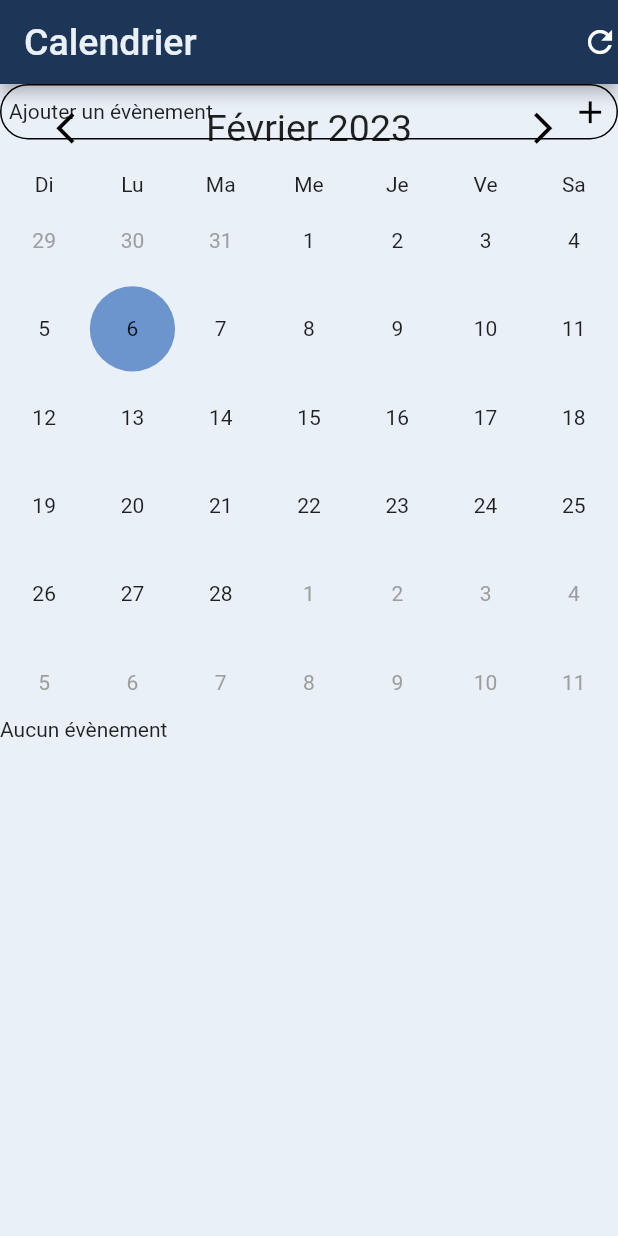
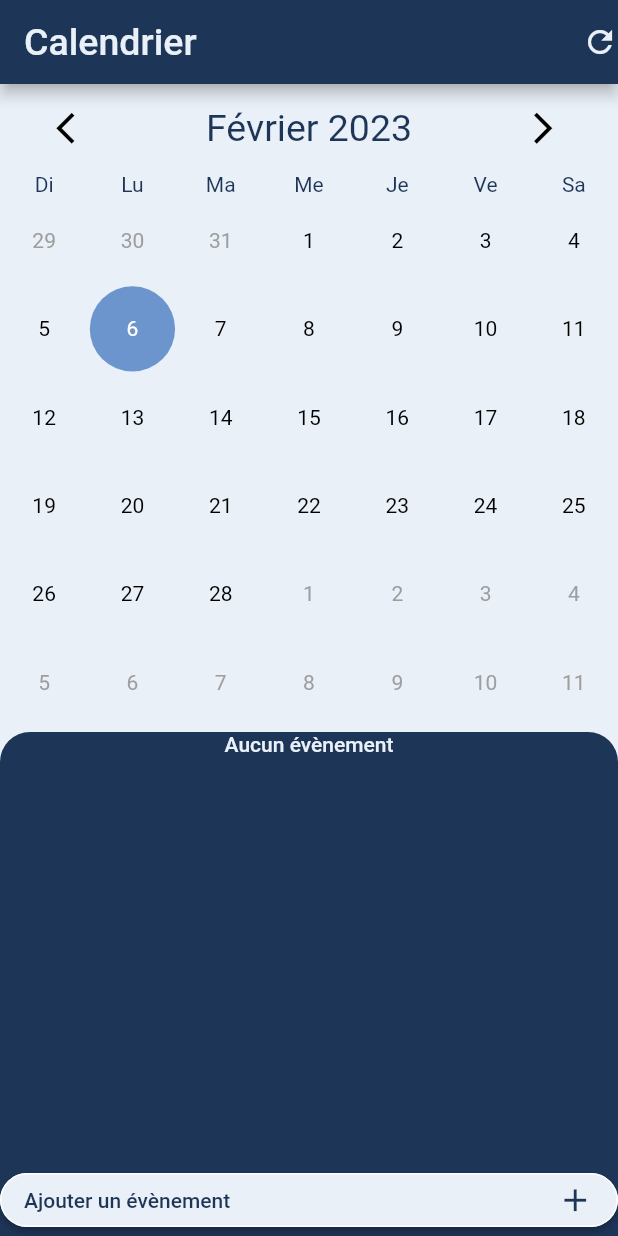
Before and after one commit to GuillaumeGauthB/app_calendrier, a Flutter app: the screen it shows after launch, after a tap on the "refresh" icon, on a phone screen of 412 x 824 dp. Run offline on Flutter 3.47's test engine with Material 2 defaults, Android fonts, the light colour scheme and no system bars; our stand-ins replace cloud_firestore, file, firebase_core, get, google_sign_in, shared_preferences; missing offline and left inert: datepicker_dropdown; accounts and stored records are empty; statements that could not run were skipped.

Commit message:
debut de l'amelioration du design de l'app et fix de l'ajout d'evenements avec firebase

```diff
--- a/flutter_calendrier_2/lib/main.dart
+++ b/flutter_calendrier_2/lib/main.dart
@@ -25,6 +25,7 @@ Future<void> main() async {
   isDarkTheme = await SharedPreferencesValues().getTheme;
   // tableau des evenements
   //await FileUtils.saveToFile('{\'hihiha\': \'hihiha\'}');
+
   tableaux_evenements = jsonDecode(await FileUtils.readFromFile);
   //print(tableaux_evenements.runtimeType);
   //testJSON.runtimeType = tableaux_evenements.runtimeType;
--- /dev/null
+++ b/flutter_calendrier_2/lib/res/theme_data.dart
@@ -0,0 +1,115 @@
+import 'package:flutter/material.dart';
+import 'package:flutter_calendrier_2/res/values.dart';
+
+const ColorScheme lightColorScheme = ColorScheme(
+                  brightness: Brightness.light,
+                  primary: Color(0xFF1D3557),
+                  background: Color(0xFFEAF0F8),
+                  // background: Color(0xFF1D3557),
+                  onBackground: Colors.black,
+                  onPrimary: Color(0xFFEAF0F8),
+                  secondary: Color(0xFF1D3557),
+                  // secondary: Color(0xFF112034),
+                  onSecondary: Colors.white,
+                  error: Colors.red,
+                  onError: Colors.deepOrange,
+                  onSurface: Colors.black,
+                  surface: Colors.white,
+              );
+
+
+
+class AppTheme {
+  static ThemeData get getLightMode {
+    return ThemeData(
+      // This is the theme of your application.
+      //
+      // Try running your application with "flutter run". You'll see the
+      // application has a blue toolbar. Then, without quitting the app, try
+      // changing the primarySwatch below to Colors.green and then invoke
+      // "hot reload" (press "r" in the console where you ran "flutter run",
+      // or simply save your changes to "hot reload" in a Flutter IDE).
+      // Notice that the counter didn't reset back to zero; the application
+      // is not restarted.
+      //primarySwatch: isDarkTheme == true ? Colors.pink : Colors.red,
+
+      appBarTheme: const AppBarTheme(
+        color: Color(0xFF1D3557),
+      ),
+
+      colorScheme: lightColorScheme,
+      primaryColor: lightColorScheme.primary,
+      textTheme: TextTheme(
+        bodyMedium: TextStyle(color: lightColorScheme.primary),
+        titleMedium: TextStyle(color: lightColorScheme.primary),
+        labelMedium: TextStyle(
+          color: lightColorScheme.primary,
+          decorationColor: lightColorScheme.primary,
+          /*foreground: Paint(
+            color: lightColorScheme.primary
+          )*/
+        ),
+        bodyLarge: TextStyle(color: lightColorScheme.onPrimary),
+        // bodyText1: TextStyle(color: lightColorScheme.primary),
+        // bodyText2: TextStyle(color: lightColorScheme.onPrimary),
+      ),
+
+      inputDecorationTheme: InputDecorationTheme(
+        iconColor: lightColorScheme.primary,
+        // hintText: 'Entrer l\'information ici',
+        enabledBorder: UnderlineInputBorder(
+          borderSide: BorderSide(color: lightColorScheme.primary),
+        ),
+        disabledBorder: UnderlineInputBorder(
+          borderSide: BorderSide(color: lightColorScheme.primary),
+        ),
+
+      ),
+
+      backgroundColor: lightColorScheme.background,
+
+      elevatedButtonTheme: ElevatedButtonThemeData(
+          style: ButtonStyle(
+
+            backgroundColor: MaterialStatePropertyAll<Color>(lightColorScheme.background),
+            foregroundColor: MaterialStatePropertyAll<Color>(lightColorScheme.secondary),
+            shape: MaterialStateProperty.all<RoundedRectangleBorder>(
+              RoundedRectangleBorder(
+                borderRadius: BorderRadius.circular(18),
+                side: BorderSide(color: lightColorScheme.onSecondary)
+              )
+            )
+          )
+      ),
+
+      buttonTheme: const ButtonThemeData(
+          buttonColor: Colors.black,
+          splashColor: Colors.black,
+          //buttonColor: Colors.black,
+          colorScheme: ColorScheme(
+            brightness: Brightness.light,
+            primary: Colors.black,
+            background: Colors.black,
+            onBackground: Colors.black,
+            onPrimary: Colors.white,
+            secondary: Colors.white,
+            onSecondary: Colors.white,
+            error: Colors.red,
+            onError: Colors.deepOrange,
+            onSurface: Colors.black,
+            surface: Colors.white,
+          )
+      ),
+
+      /*colorScheme: ColorScheme(
+          primary: Colors.black,
+        ),*/
+
+      brightness: Brightness.light,
+
+      /*textTheme: const TextTheme(
+          bodyMedium: Colors.black,
+        ),*/
+    );
+  }
+}
--- a/flutter_calendrier_2/lib/widgets/MyApp.dart
+++ b/flutter_calendrier_2/lib/widgets/MyApp.dart
@@ -1,6 +1,7 @@
 import 'package:flutter/material.dart';
 import 'package:firebase_core/firebase_core.dart';
 import 'package:get/get.dart';
+import '../res/theme_data.dart';
 import './modify_event.dart';
 import './routes_scaffold.dart';
 
@@ -14,34 +15,7 @@ class MyApp extends StatelessWidget {
     //print('dark mode: ${isDarkTheme}');
     return GetMaterialApp(
         title: 'Calendrier',
-        theme: ThemeData(
-          // This is the theme of your application.
-          //
-          // Try running your application with "flutter run". You'll see the
-          // application has a blue toolbar. Then, without quitting the app, try
-          // changing the primarySwatch below to Colors.green and then invoke
-          // "hot reload" (press "r" in the console where you ran "flutter run",
-          // or simply save your changes to "hot reload" in a Flutter IDE).
-          // Notice that the counter didn't reset back to zero; the application
-          // is not restarted.
-          //primarySwatch: isDarkTheme == true ? Colors.pink : Colors.red,
-
-          appBarTheme: const AppBarTheme(
-            color: Color(0xFF1D3557),
-          ),
-
-          /*colorScheme: ColorScheme(
-          primary: Colors.black,
-        ),*/
-
-          brightness: Brightness.light,
-
-          /*textTheme: const TextTheme(
-          bodyMedium: Colors.black,
-        ),*/
-
-          backgroundColor: const Color(0xFFEAF0F8),
-        ),
+        theme: AppTheme.getLightMode,
         // darkTheme: ThemeData(
         //   primarySwatch: Colors.blueGrey,
         // ),
--- a/flutter_calendrier_2/lib/widgets/calendar.dart
+++ b/flutter_calendrier_2/lib/widgets/calendar.dart
@@ -103,6 +103,9 @@ class _CalendarState extends State<Calendar> {
     return Container(
       color: Theme.of(context).backgroundColor,
       //padding: const EdgeInsets.only(top: 25),
+      child: Column(
+        children: [
+          Expanded(
             child: Stack(
               children: [
                 // ============================================================== GESTION DU MOIS
@@ -218,8 +221,21 @@ class _CalendarState extends State<Calendar> {
                   ],
                 ),
                 EvenementsJour({"year": _currentYear, "month": currentMonth,"day": (_dayClicked == -1 ? now.day : _dayClicked+1),}),
-          GestureDetector(
-            onTap: () {
+
+                /*Container(
+            height: MediaQuery.of(context).size.height * 0.80,
+            child: EvenementsJour({"year": _currentYear, "month": currentMonth,"day": (_dayClicked == -1 ? now.day : _dayClicked+1),}),
+          ),*/
+              ],
+            ),
+          ),
+
+          Container(
+            decoration: BoxDecoration(
+              color: Theme.of(context).colorScheme.secondary,
+            ),
+            child: ElevatedButton(
+              onPressed: () {
                 //setState(() {
                 showModalBottomSheet(
                     enableDrag: true,
@@ -232,21 +248,16 @@ class _CalendarState extends State<Calendar> {
                       return Container(
                           height: MediaQuery.of(context).size.height * 0.70,
                           child:AddEvent({
-                              "day": _dayClicked,
+                            "day": _dayClicked + 1,
                             "month": currentMonth,
                             "year": _currentYear
                           })
                       );
                     }
-              ).whenComplete(() => {setState(() {}), print('testtstsestestetestes')});
+                ).whenComplete(() => {setState(() {})});
               },
 
-            child: Container(
-              padding: EdgeInsets.all(5),
-              decoration: BoxDecoration(
-                border: Border.all(color: Colors.black),
-                borderRadius: BorderRadius.all(Radius.circular(35)),
-              ),
+
 
               child: Row(
                   mainAxisAlignment: MainAxisAlignment.spaceBetween,
@@ -254,20 +265,20 @@ class _CalendarState extends State<Calendar> {
                     Text('Ajouter un évènement'),
                     Icon(
                       Icons.add,
-                      color: Colors.black,
                       size: 25.0,
                     ),
                   ]
               ),
             ),
-          ),
+          )
+          //),
+          /*GestureDetector(
+            onTap:
 
-          /*Container(
-            height: MediaQuery.of(context).size.height * 0.80,
-            child: EvenementsJour({"year": _currentYear, "month": currentMonth,"day": (_dayClicked == -1 ? now.day : _dayClicked+1),}),
+            child:
           ),*/
         ],
-      ),
+      )
       /*child: Column(
         children: [
           // ============================================================== GESTION DU MOIS
--- a/flutter_calendrier_2/lib/widgets/day.dart
+++ b/flutter_calendrier_2/lib/widgets/day.dart
@@ -40,19 +40,12 @@ class day extends StatelessWidget {
     }
 
     if(dayClicked == currentDay){
-      textColor = colors["presentDayText"];
-      bgColor = colors["clickedDay"];
+      textColor = Theme.of(context).colorScheme.onPrimary;
+      bgColor = Theme.of(context).colorScheme.primary;
     }
 
     currentDay++;
     return Container(
-      child: Center(
-        child: Text(
-          currentDay.toString(),
-          style: !currentMonth ? TextStyle(color: textColor) : TextStyle(),
-          textAlign: TextAlign.center,
-        ),
-      ) ,
       width: widthDay,
       height: widthDay,
       margin: const EdgeInsets.symmetric(vertical: 1, horizontal: 1),
@@ -61,6 +54,14 @@ class day extends StatelessWidget {
         color: bgColor,
         borderRadius: const BorderRadius.all(Radius.circular(100)),
       ),
+
+      child: Center(
+        child: Text(
+          currentDay.toString(),
+          style: TextStyle(color: textColor),
+          textAlign: TextAlign.center,
+        ),
+      ) ,
     );
   }
 }
--- a/flutter_calendrier_2/lib/widgets/evenements_jour.dart
+++ b/flutter_calendrier_2/lib/widgets/evenements_jour.dart
@@ -15,7 +15,7 @@ import 'add_event.dart';
 class EvenementsJour extends StatefulWidget {
   //const EvenementsJour({Key? key}) : super(key: key);
 
-  late Map<String, dynamic> evenementsParameters;
+  final Map<String, dynamic> evenementsParameters;
 
   EvenementsJour(this.evenementsParameters);
   @override
@@ -23,8 +23,7 @@ class EvenementsJour extends StatefulWidget {
 }
 
 class _EvenementsJourState extends State<EvenementsJour> {
-  bool _listEvents = true;
-  GlobalKey _columnEventKey = GlobalKey();
+  final GlobalKey _columnEventKey = GlobalKey();
 
   String documentID = '2022_12_31';
   late Map<String, dynamic> evenementsParameters;
@@ -42,8 +41,9 @@ class _EvenementsJourState extends State<EvenementsJour> {
   void handleClick(String value){
     final valueArray = jsonDecode(value);
     if(paramEvent.contains(valueArray['choice'])){
-      if(valueArray['choice'] != 'Supprimer')
+      if(valueArray['choice'] != 'Supprimer'){
         Get.toNamed("/calendrier/${valueArray['choice'].toLowerCase()}", arguments: valueArray['id']);
+      }
       else{
         tableaux_evenements.removeWhere((e) => e['id'] == valueArray['id']);
         FileUtils.modifyFile({}, mode: 'supprimer', id: valueArray['id']);
@@ -51,19 +51,53 @@ class _EvenementsJourState extends State<EvenementsJour> {
       }
     }
   }
-  Future<Widget> tetsteste() async{
+
+  Widget printData({List widgetToSend = const []}) {
+    return SizedBox.expand(
+        child: DraggableScrollableSheet(
+            maxChildSize: (widgetToSend.length > 5 ? 0.75 : 0.40),
+            initialChildSize: 0.40,
+            minChildSize: 0.40,
+            builder: (context, scrollController) {
+              return Container(
+                  decoration: BoxDecoration(
+                    color: Theme.of(context).colorScheme.secondary,
+                    //border: Border.all(color: Colors.black),
+                    borderRadius: const BorderRadius.only(topLeft: Radius.circular(20), topRight: Radius.circular(20)),
+                  ),
+                  child: SingleChildScrollView(
+                      controller: scrollController,
+                      child: Column(
+                        key: _columnEventKey,
+                        mainAxisAlignment: MainAxisAlignment.start,
+                        crossAxisAlignment: CrossAxisAlignment.stretch,
+                        children: [
+                          /**
+                           * BUTTON TO ADD AN EVENT
+                           */
+                          ...widgetToSend,
+                        ],
+                      )
+                  )
+              );
+            }
+        )
+    );
+  }
+
+  Future<List> get getData async{
     // Lire les evenements
     var data = tableaux_evenements;
     // Liste qui va etre utiliser pour imprimer les evenements de la journee
     var dataWhere = [];
     // Mettre les bons evenements dans la liste
-    data.forEach((o) => {
-      //print(o['annee'].toString()+'=$year'),
-      if(o['day'] == day && o['month'] == month && o['year'] == year)
-        dataWhere.add(o),
-    });
+    for (var o in data) {
+      if(o['day'] == day && o['month'] == month && o['year'] == year){
+        dataWhere.add(o);
+      }
+    }
 
-    List widgetToSend = [Text("Aucun évènement")];
+    List arrayToSend = [Text("Aucun évènement", style: Theme.of(context).textTheme.bodyLarge, textAlign: TextAlign.center,)];
 
     if(dataWhere.isNotEmpty){
       List<Widget> dataToPrint = [];
@@ -83,7 +117,7 @@ class _EvenementsJourState extends State<EvenementsJour> {
 
                 child: Text(
                   o['title'],
-                  style: TextStyle(color: colors['mainColor']),
+                  style: Theme.of(context).textTheme.bodyLarge,
                 ),
               ),
               Row(
@@ -92,15 +126,19 @@ class _EvenementsJourState extends State<EvenementsJour> {
                     Text(
                         (
                             (o['entire_day'].runtimeType.toString() == 'bool' && o['entire_day']) ? 'Journée entière' : '${o['hour']}h${o['minute']}'
-                        )
+                        ), style: Theme.of(context).textTheme.bodyLarge
                     ),
                     // Menu Pop up
                     PopupMenuButton<String>(
+                        icon: Icon(
+                          Icons.more_vert,
+                          color: Theme.of(context).colorScheme.onPrimary,
+                        ),
                         onSelected: handleClick,
                         itemBuilder: (BuildContext context) {
                           return paramEvent.map((String choice) {
                             return PopupMenuItem<String>(
-                              value: jsonEncode({'choice': '${choice}', 'id': o['id']}),
+                              value: jsonEncode({'choice': choice, 'id': o['id']}),
                               child: Text(choice),
                             );
                           }).toList();
@@ -112,60 +150,10 @@ class _EvenementsJourState extends State<EvenementsJour> {
         ),
       });
 
-      widgetToSend = dataToPrint;
-
-
-
-        /*SizedBox.expand(
-
-      );*/
-
-      /*Expanded(
-        child: SingleChildScrollView(
-          child: Column(
-            mainAxisAlignment: MainAxisAlignment.start,
-            crossAxisAlignment: CrossAxisAlignment.start,
-            children: dataToPrint,
-          ),
-        ),
-      );*/
+      arrayToSend = dataToPrint;
     }
 
-    return SizedBox.expand(
-        child: DraggableScrollableSheet(
-            maxChildSize: (widgetToSend.length > 5 ? 0.75 : 0.45),
-            initialChildSize: 0.45,
-            minChildSize: 0.45,
-            builder: (context, scrollController) {
-              return SingleChildScrollView(
-                  controller: scrollController,
-                    child: Container(
-                      /*
-                        constraints: BoxConstraints(
-                          minHeight:MediaQuery.of(context).size.height * 0.45,
-                        ),*/
-                        height:MediaQuery.of(context).size.height * 0.40,
-                        decoration: BoxDecoration(
-                          color: Theme.of(context).backgroundColor,
-                          //border: Border.all(color: Colors.black),
-                          borderRadius: BorderRadius.all(Radius.circular(20)),
-                        ),
-                        child: Column(
-                          key: _columnEventKey,
-                          mainAxisAlignment: MainAxisAlignment.start,
-                          crossAxisAlignment: CrossAxisAlignment.stretch,
-                          children: [
-                            /**
-                             * BUTTON TO ADD AN EVENT
-                             */
-                            ...widgetToSend,
-                          ],
-                        )
-                    ),
-              );
-            }
-        )
-    );
+    return arrayToSend;
   }
 
   @override
@@ -183,8 +171,8 @@ class _EvenementsJourState extends State<EvenementsJour> {
 
     // FutureBuilder:: Widget qui traite la fonction AJAX de lecture
     return FutureBuilder(
-        future: tetsteste(),
-        builder: (BuildContext context, AsyncSnapshot<Widget> snapshot) {
+        future: getData,
+        builder: (BuildContext context, AsyncSnapshot<List> snapshot) {
           // SI y'a une erreur dans le processus, Imprimer ce message
           if (snapshot.hasError) {
             return Text("Une erreur c'est produite -- ${snapshot.error.toString()}");
@@ -192,15 +180,15 @@ class _EvenementsJourState extends State<EvenementsJour> {
 
           // Si retourne rien, imprimer rien
           if (snapshot.hasData && snapshot.data!.runtimeType == 'Widget') {
-            return Text("Aucun évènement");
+            return printData(widgetToSend: [const Text("Aucun évènement", textAlign: TextAlign.center,)]);
           }
 
           // Si retourne du contenu, imprimer les evenements
           if (snapshot.connectionState == ConnectionState.done) {
-            return snapshot.data!;
+            return printData(widgetToSend: snapshot.data!);
           }
 
-          return const Text("En chargement...");
+          return printData(widgetToSend: [Text("Aucun évènement",  style: Theme.of(context).textTheme.bodyLarge, textAlign: TextAlign.center,)]);
         },
     );
   }
--- a/flutter_calendrier_2/lib/widgets/refresh_data.dart
+++ b/flutter_calendrier_2/lib/widgets/refresh_data.dart
@@ -1,5 +1,5 @@
 import 'dart:convert';
-
+import '../res/events.dart';
 import 'package:flutter/material.dart';
 import 'package:cloud_firestore/cloud_firestore.dart';
 import '../utils/FileUtils.dart';
@@ -9,29 +9,31 @@ class RefreshData extends StatelessWidget {
   const RefreshData({Key? key}) : super(key: key);
 
 void getData() async{
-    QuerySnapshot collection_content;
 
     // Get docs from collection reference
     QuerySnapshot querySnapshot = await FirebaseFirestore.instance.collection('Calendrier').get();
 
     //Map<dynamic, dynamic> result = {};
-    var result_2;
+    //var result_2;
     List<Object?> result_3 = [];
     var result = await querySnapshot.docs.map((doc) => result_3.add(doc.data()));
 
+    // dunno why this gotta stick but apparently it does
     String result_s = result.toString();
 
+    print(result_3.length);
+
     FileUtils.saveToFile(jsonEncode(result_3));
+    tableaux_evenements = jsonDecode(await FileUtils.readFromFile);
     //print(testste);
     //FileUtils.saveToFile(testste.toString());
-    String test = await FileUtils.readFromFile;
-    print(test);
-    print(result_3.runtimeType);
+    //String test = await FileUtils.readFromFile;
+    //print(test);
+    //print(result_3.runtimeType);
   }
 
   @override
   Widget build(BuildContext context) {
-    var test;
     return GestureDetector(
       onTap: (){
           getData();
--- a/flutter_calendrier_2/lib/widgets/routes_scaffold.dart
+++ b/flutter_calendrier_2/lib/widgets/routes_scaffold.dart
@@ -25,13 +25,17 @@ class CalendarBase extends StatelessWidget {
         actions: const [
           RefreshData(),
         ],
+        //backgroundColor: Theme.of(context).colorScheme.primary,
+      ),
+
+      body: Calendar(),//Get.put<Calendar>(Calendar()),
+
+      /*bottomNavigationBar: BottomAppBar(
+        // style of text set in text element
+        child: Text('Bottom app bar')
 
         //backgroundColor: Theme.of(context).colorScheme.primary,
-      ),
-      /*bottomNavigationBar: BottomAppBar(
-        child: BoutonAjouterEvenement(),
       ),*/
-      body: Calendar()//Get.put<Calendar>(Calendar()),
     );
   }
 }
```
Also changed, not shown: flutter_calendrier_2/lib/utils/FileUtils.dart (+54 -0 lines), flutter_calendrier_2/lib/widgets/add_event.dart (+61 -67 lines). Lines whose indentation alone changed are shown as unchanged.
